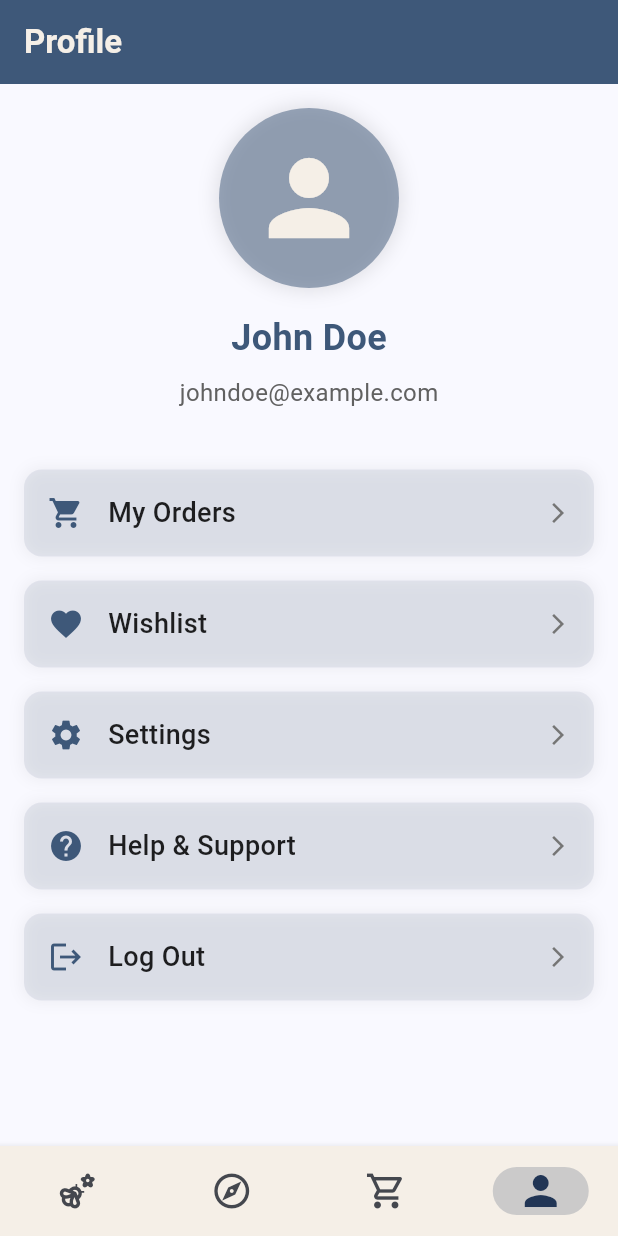
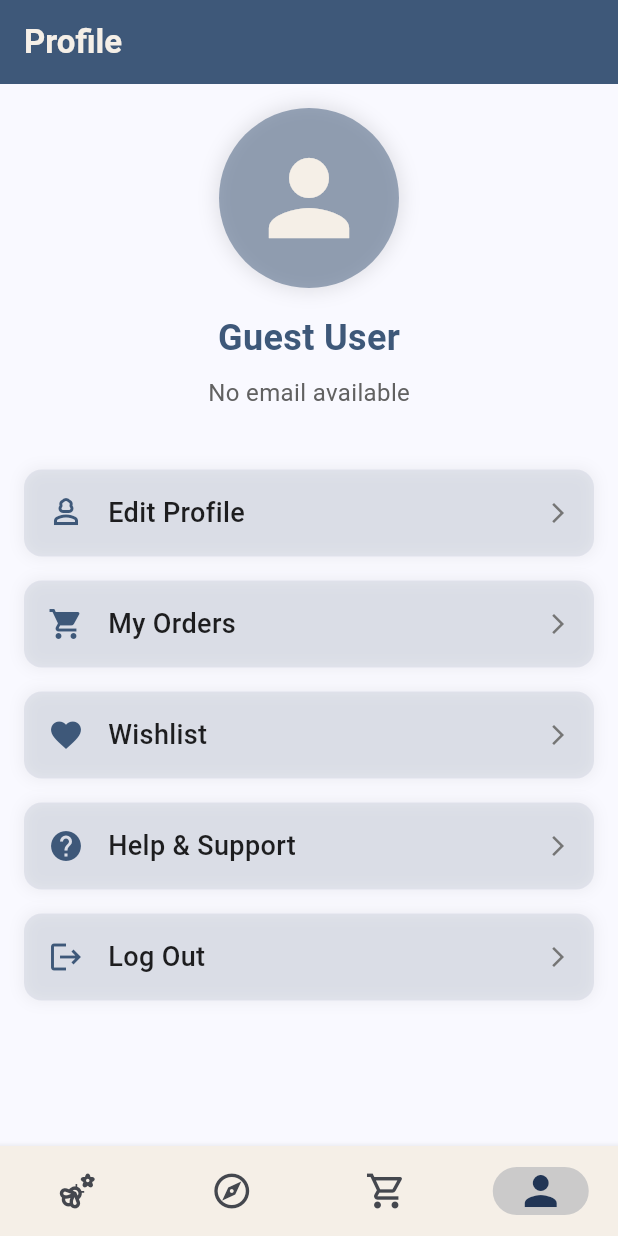
Before and after one commit to kirmada150905/bitshop, a Flutter app: the screen it shows after launch, item 4 of the bottom bar chosen, on a phone screen of 412 x 824 dp. Run offline on Flutter 3.47's test engine with Material 3 defaults, Android fonts, the phone set to English and light mode, and no system bars; our stand-ins replace carousel_slider, cloud_firestore, dio, firebase_auth, firebase_core, flutter_easyloading and 7 more; missing offline and left inert: progress_bar_countdown; accounts and stored records are empty; network calls fail.

Commit message:
edit profile working

```diff
--- a/lib/Core/core.dart
+++ b/lib/Core/core.dart
@@ -1,7 +1,7 @@
 import 'package:bitshop/Core/pages/base_page.dart';
 import 'package:bitshop/Core/pages/cart_page.dart';
 import 'package:bitshop/Core/pages/explore_page.dart';
-import 'package:bitshop/Core/pages/profile_page.dart';
+import 'package:bitshop/Core/pages/profileMangement/profile_page.dart';
 import 'package:bitshop/styles/colors.dart';
 import 'package:flutter/material.dart';
 import 'package:flutter_riverpod/flutter_riverpod.dart';
--- a/lib/Core/pages/profile_page.dart
+++ b/lib/Core/pages/profileMangement/profile_page.dart
@@ -1,12 +1,16 @@
+import 'package:firebase_auth/firebase_auth.dart';
 import 'package:flutter/material.dart';
 import 'package:flutter_riverpod/flutter_riverpod.dart';
 import 'package:bitshop/styles/colors.dart';
+import 'package:go_router/go_router.dart';
 
 class ProfilePage extends ConsumerWidget {
   const ProfilePage({super.key});
 
   @override
   Widget build(BuildContext context, WidgetRef ref) {
+    final user = FirebaseAuth.instance.currentUser;
+
     return Scaffold(
       appBar: AppBar(
         title: Text(
@@ -25,7 +29,6 @@ class ProfilePage extends ConsumerWidget {
           child: Column(
             crossAxisAlignment: CrossAxisAlignment.center,
             children: [
-              // Profile Picture Section
               Container(
                 width: 120,
                 height: 120,
@@ -40,16 +43,22 @@ class ProfilePage extends ConsumerWidget {
                     ),
                   ],
                 ),
-                child: Icon(
-                  Icons.person,
-                  size: 80,
-                  color: cream,
-                ),
+                child: user?.photoURL != null
+                    ? ClipOval(
+                        child: Image.network(
+                          user!.photoURL!,
+                          fit: BoxFit.cover,
+                        ),
+                      )
+                    : Icon(
+                        Icons.person,
+                        size: 80,
+                        color: cream,
+                      ),
               ),
               const SizedBox(height: 16.0),
-              // Username Section
               Text(
-                "John Doe",
+                user?.displayName ?? "Guest User",
                 style: TextStyle(
                   fontSize: 24.0,
                   fontWeight: FontWeight.bold,
@@ -58,17 +67,24 @@ class ProfilePage extends ConsumerWidget {
               ),
               const SizedBox(height: 8.0),
               Text(
-                "johndoe@example.com",
+                user?.email ?? "No email available",
                 style: TextStyle(
                   fontSize: 16.0,
                   color: Colors.grey[700],
                 ),
               ),
               const SizedBox(height: 32.0),
-              // Actions Section
               Expanded(
                 child: ListView(
                   children: [
+                    _buildProfileOption(
+                      context,
+                      icon: Icons.person_3_outlined,
+                      label: "Edit Profile",
+                      onTap: () {
+                        context.push("/editProfile_page");
+                      },
+                    ),
                     _buildProfileOption(
                       context,
                       icon: Icons.shopping_cart,
@@ -83,12 +99,6 @@ class ProfilePage extends ConsumerWidget {
                     ),
                     _buildProfileOption(
                       context,
-                      icon: Icons.settings,
-                      label: "Settings",
-                      onTap: () {},
-                    ),
-                    _buildProfileOption(
-                      context,
                       icon: Icons.help,
                       label: "Help & Support",
                       onTap: () {},
@@ -97,8 +107,8 @@ class ProfilePage extends ConsumerWidget {
                       context,
                       icon: Icons.logout,
                       label: "Log Out",
-                      onTap: () {
-                        // Add logout logic here
+                      onTap: () async {
+                        await FirebaseAuth.instance.signOut();
                       },
                     ),
                   ],
--- a/lib/routes.dart
+++ b/lib/routes.dart
@@ -3,6 +3,7 @@ import 'package:bitshop/Auth/login_screen.dart';
 import 'package:bitshop/Core/core.dart';
 import 'package:bitshop/Core/pages/checkout_page.dart';
 import 'package:bitshop/Core/pages/detailedProduct_page.dart';
+import 'package:bitshop/Core/pages/profileMangement/editProfile_page.dart';
 import 'package:bitshop/Core/productsByCategory_screen.dart';
 import 'package:bitshop/helpers/models.dart';
 import 'package:flutter/material.dart';
@@ -49,6 +50,12 @@ final GoRouter router = GoRouter(
             return CheckoutPage();
           },
         ),
+        GoRoute(
+          path: '/editProfile_page',
+          builder: (BuildContext context, GoRouterState state) {
+            return EditProfilePage();
+          },
+        ),
       ],
     ),
   ],
--- a/pubspec.yaml
+++ b/pubspec.yaml
@@ -50,6 +50,8 @@ dependencies:
   flutter_screen_capture: ^1.2.2
   screenshot: ^3.0.0
   share: ^2.0.4
+  image_picker: ^1.1.2
+  firebase_storage: ^12.4.0
 
 dev_dependencies:
   flutter_test:
```
Also changed, not shown: lib/Core/pages/profileMangement/editProfile_page.dart (added, +140 -0 lines), lib/Core/pages/profileMangement/profileProviders.dart (added), pubspec.lock, 5 other files.
